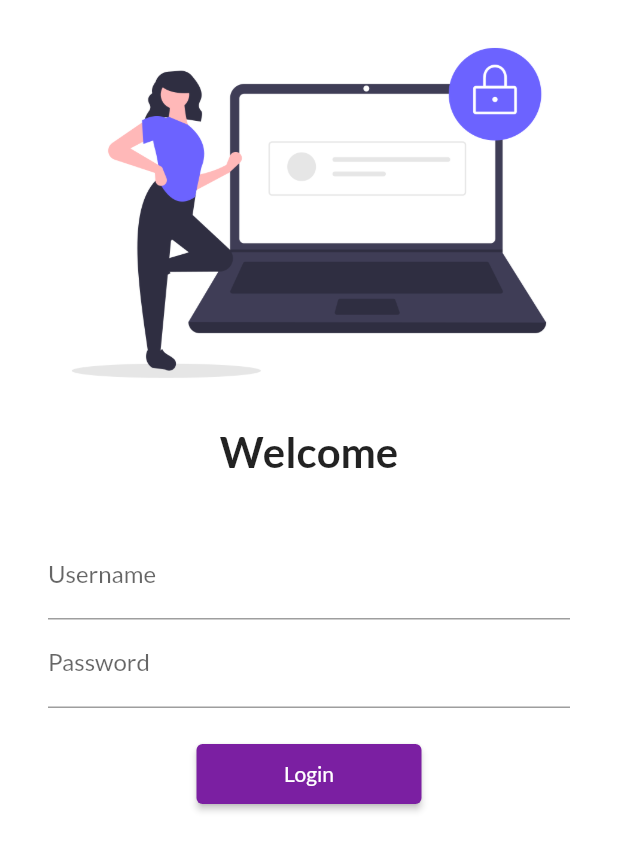
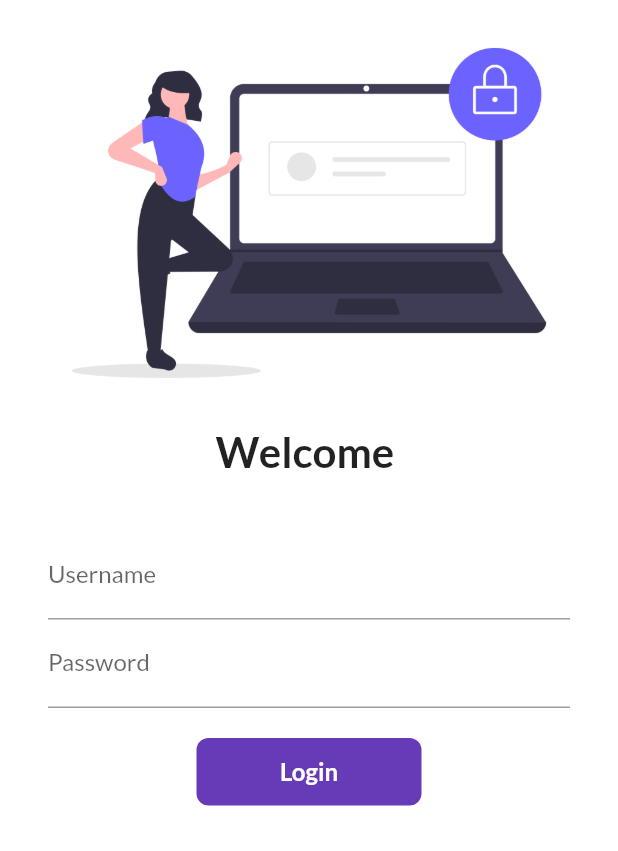
Before and after one commit to Skaps664/30DaysOfFlutter, a Flutter app: the screen it shows after launch, on a phone screen of 412 x 824 dp. Shown: the top 851 px of the screen. Run offline on Flutter 3.47's test engine with Material 2 defaults, Android fonts, the phone set to English and light mode, and no system bars; our stand-ins replace google_fonts.

Commit message:
day6 completed

```diff
--- a/lib/pages/login_page.dart
+++ b/lib/pages/login_page.dart
@@ -1,7 +1,16 @@
 import 'package:first_app/utils/routes.dart';
 import 'package:flutter/material.dart';
+import 'package:first_app/main.dart';
 
-class LoginPage extends StatelessWidget {
+class LoginPage extends StatefulWidget {
+  @override
+  _LoginPageState createState() => _LoginPageState();
+}
+
+class _LoginPageState extends State<LoginPage> {
+  String name = "";
+  bool changeButton = false;
+
   @override
   Widget build(BuildContext context) {
     return Material(
@@ -14,7 +23,7 @@ class LoginPage extends StatelessWidget {
               fit: BoxFit.cover,
             ),
             Text(
-              "Welcome",
+              "Welcome $name",
               style: TextStyle(
                 fontSize: 28,
                 fontWeight: FontWeight.bold,
@@ -32,6 +41,10 @@ class LoginPage extends StatelessWidget {
                       hintText: "Enter Username",
                       labelText: "Username",
                     ),
+                    onChanged: (value) {
+                      name = value;
+                      setState(() {});
+                    },
                   ),
                   TextFormField(
                     obscureText: true,
@@ -43,14 +56,50 @@ class LoginPage extends StatelessWidget {
                   SizedBox(
                     height: 20.0,
                   ),
-                  ElevatedButton(
-                      onPressed: () {
-                        Navigator.pushNamed(context, MyRoutes.homeRoute);
-                      },
-                      child: Text("Login"),
-                      style: TextButton.styleFrom(
-                          backgroundColor: Colors.purple.shade700,
-                          minimumSize: Size(150, 40))),
+
+                  InkWell(
+                    onTap: () async {
+                      setState(() {
+                        changeButton = true;
+                      });
+
+                      await Future.delayed(Duration(seconds: 1));
+                      Navigator.pushNamed(context, MyRoutes.homeRoute);
+                    },
+                    child: AnimatedContainer(
+                      duration: Duration(seconds: 1),
+                      width: changeButton ? 50 : 150,
+                      height: 45,
+                      alignment: Alignment.center,
+                      child: changeButton?Icon(Icons.done,
+                      color: Colors.white,
+                      ): Text(
+                        "Login",
+                        style: TextStyle(
+                          color: Colors.white,
+                          fontWeight: FontWeight.bold,
+                          fontSize: 16,
+                        ),
+                      ),
+                      decoration: BoxDecoration(
+                        color: Colors.deepPurple,
+                        //shape:
+                         //   changeButton ? BoxShape.circle : BoxShape.rectangle,
+
+                         borderRadius:
+                         BorderRadius.circular(changeButton ? 50 : 8),
+                      ),
+                    ),
+                  ),
+
+                  // ElevatedButton(
+                  //     onPressed: () {
+                  //
+                  //     },
+                  //     child: Text("Login"),
+                  //     style: TextButton.styleFrom(
+                  //         backgroundColor: Colors.purple.shade700,
+                  //         minimumSize: Size(150, 45))),
                 ],
               ),
             )
```
